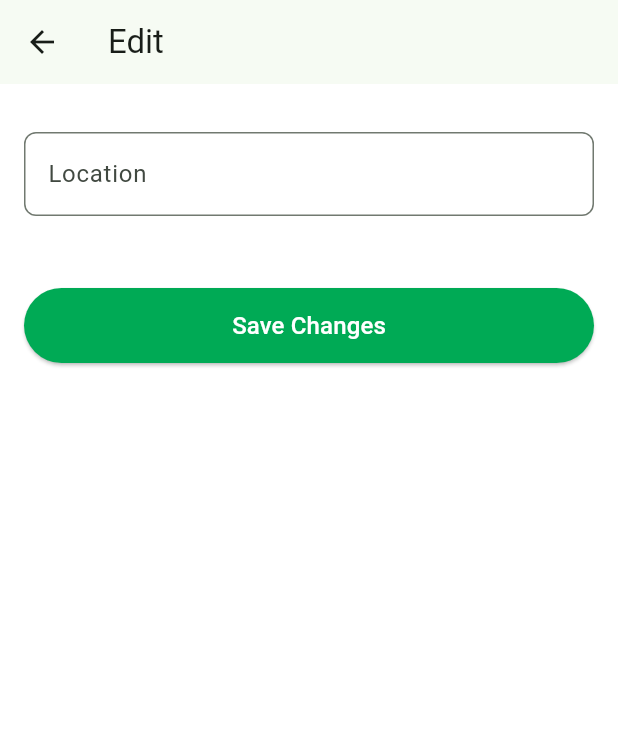
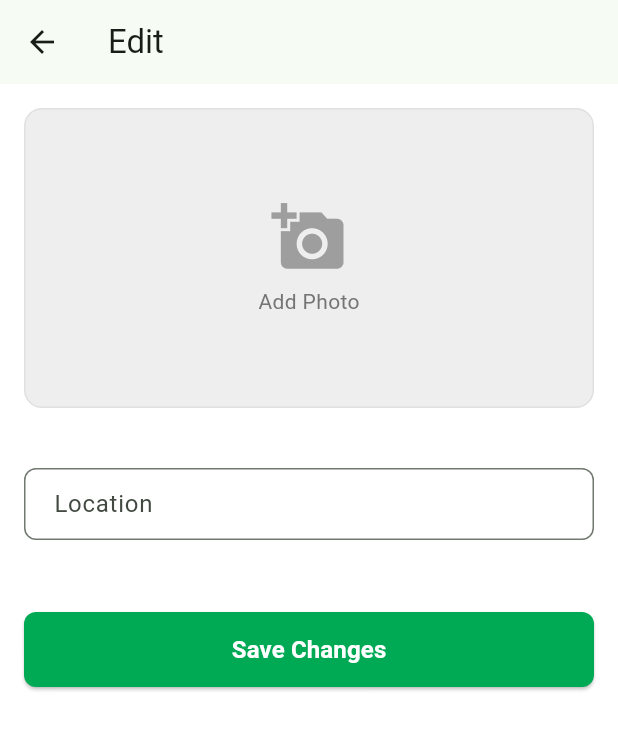
Before and after one commit to TechXplorers1/agri_farms, a Flutter app: the EditRegisteredItemScreen screen opened directly with empty values, on a phone screen of 412 x 824 dp. Shown: the top 730 px of the screen. Run offline on Flutter 3.47's test engine with Material 3 defaults, Android fonts, the phone set to English and light mode, and no system bars; our stand-ins replace firebase_core, firebase_messaging, flutter_local_notifications, image_picker, shared_preferences; accounts and stored records are empty; generated files the repository leaves out were written again.

```diff
--- a/lib/screens/edit_registered_item_screen.dart
+++ b/lib/screens/edit_registered_item_screen.dart
@@ -1,6 +1,9 @@
+import 'dart:io';
 import 'package:flutter/material.dart';
 import 'package:flutter_gen/gen_l10n/app_localizations.dart';
+import 'package:image_picker/image_picker.dart';
 import '../services/api_service.dart';
+import '../config/api_config.dart';
 
 class EditRegisteredItemScreen extends StatefulWidget {
   final String category; // 'Vehicle', 'Equipment', 'Service', 'WorkerGroup'
@@ -18,6 +21,7 @@ class EditRegisteredItemScreen extends StatefulWidget {
 
 class _EditRegisteredItemScreenState extends State<EditRegisteredItemScreen> {
   final ApiService _apiService = ApiService();
+  final ImagePicker _picker = ImagePicker();
 
   // Controllers
   late TextEditingController _nameController;
@@ -29,6 +33,9 @@ class _EditRegisteredItemScreenState extends State<EditRegisteredItemScreen> {
   bool _boolFlag = false; // operatorAvailable, driverIncluded
   String? _condition; // Equipment
   late TextEditingController _capacityController; // Vehicle
+
+  File? _imageFile;
+  String? _imageUrl;
 
   @override
   void initState() {
@@ -42,6 +49,7 @@ class _EditRegisteredItemScreenState extends State<EditRegisteredItemScreen> {
     _locationController = TextEditingController(text: widget.itemData['location']?.toString() ?? '');
     _secondaryController = TextEditingController();
     _capacityController = TextEditingController();
+    _imageUrl = widget.itemData['imageUrl']?.toString();
 
     if (widget.category == 'Vehicle') {
       _nameController.text = widget.itemData['vehicleNumber']?.toString() ?? '';
@@ -78,9 +86,23 @@ class _EditRegisteredItemScreenState extends State<EditRegisteredItemScreen> {
     super.dispose();
   }
 
+  Future<void> _pickImage() async {
+    final XFile? pickedFile = await _picker.pickImage(source: ImageSource.gallery, imageQuality: 50);
+    if (pickedFile != null) {
+      setState(() {
+        _imageFile = File(pickedFile.path);
+      });
+    }
+  }
+
   Future<void> _submit() async {
     try {
       final updatedData = Map<String, dynamic>.from(widget.itemData);
+
+      if (_imageFile != null) {
+        final uploadResult = await _apiService.uploadImage(_imageFile!);
+        updatedData['imageUrl'] = uploadResult['url'];
+      }
 
       if (widget.category == 'Vehicle') {
         updatedData['vehicleNumber'] = _nameController.text;
@@ -134,6 +156,42 @@ class _EditRegisteredItemScreenState extends State<EditRegisteredItemScreen> {
         padding: const EdgeInsets.all(16.0),
         child: Column(
           children: [
+            GestureDetector(
+              onTap: _pickImage,
+              child: Container(
+                height: 200,
+                width: double.infinity,
+                margin: const EdgeInsets.only(bottom: 24),
+                decoration: BoxDecoration(
+                  color: Colors.grey[200],
+                  borderRadius: BorderRadius.circular(12),
+                  border: Border.all(color: Colors.grey[300]!),
+                  image: _imageFile != null
+                      ? DecorationImage(image: FileImage(_imageFile!), fit: BoxFit.cover)
+                      : (_imageUrl != null && _imageUrl!.isNotEmpty
+                          ? DecorationImage(image: NetworkImage(ApiConfig.getFullImageUrl(_imageUrl)), fit: BoxFit.cover)
+                          : null),
+                ),
+                child: (_imageFile == null && (_imageUrl == null || _imageUrl!.isEmpty))
+                    ? Column(
+                        mainAxisAlignment: MainAxisAlignment.center,
+                        children: [
+                          const Icon(Icons.add_a_photo, size: 50, color: Colors.grey),
+                          const SizedBox(height: 8),
+                          Text('Add Photo', style: TextStyle(color: Colors.grey[600])),
+                        ],
+                      )
+                    : Align(
+                        alignment: Alignment.bottomRight,
+                        child: Container(
+                          margin: const EdgeInsets.all(12),
+                          padding: const EdgeInsets.all(8),
+                          decoration: BoxDecoration(color: Colors.black.withOpacity(0.6), shape: BoxShape.circle),
+                          child: const Icon(Icons.edit, color: Colors.white, size: 20),
+                        ),
+                      ),
+              ),
+            ),
             if (widget.category == 'Vehicle') ...[
               _buildTextField('Vehicle Type', _secondaryController),
               _buildTextField('Vehicle Number', _nameController),
@@ -183,10 +241,14 @@ class _EditRegisteredItemScreenState extends State<EditRegisteredItemScreen> {
               height: 50,
               child: ElevatedButton(
                 onPressed: _submit,
-                style: ElevatedButton.styleFrom(backgroundColor: const Color(0xFF00AA55)),
-                child: const Text('Save Changes', style: TextStyle(color: Colors.white, fontSize: 16)),
+                style: ElevatedButton.styleFrom(
+                  backgroundColor: const Color(0xFF00AA55),
+                  shape: RoundedRectangleBorder(borderRadius: BorderRadius.circular(8)),
+                ),
+                child: const Text('Save Changes', style: TextStyle(color: Colors.white, fontSize: 16, fontWeight: FontWeight.bold)),
               ),
-            )
+            ),
+            const SizedBox(height: 16),
           ],
         ),
       ),
@@ -202,6 +264,7 @@ class _EditRegisteredItemScreenState extends State<EditRegisteredItemScreen> {
         decoration: InputDecoration(
           labelText: label,
           border: OutlineInputBorder(borderRadius: BorderRadius.circular(8)),
+          contentPadding: const EdgeInsets.symmetric(horizontal: 16, vertical: 12),
         ),
       ),
     );
```
Also changed, not shown: lib/screens/manage_items_screen.dart (+19 -0 lines), lib/screens/service_providers_screen.dart (+15 -5 lines).
